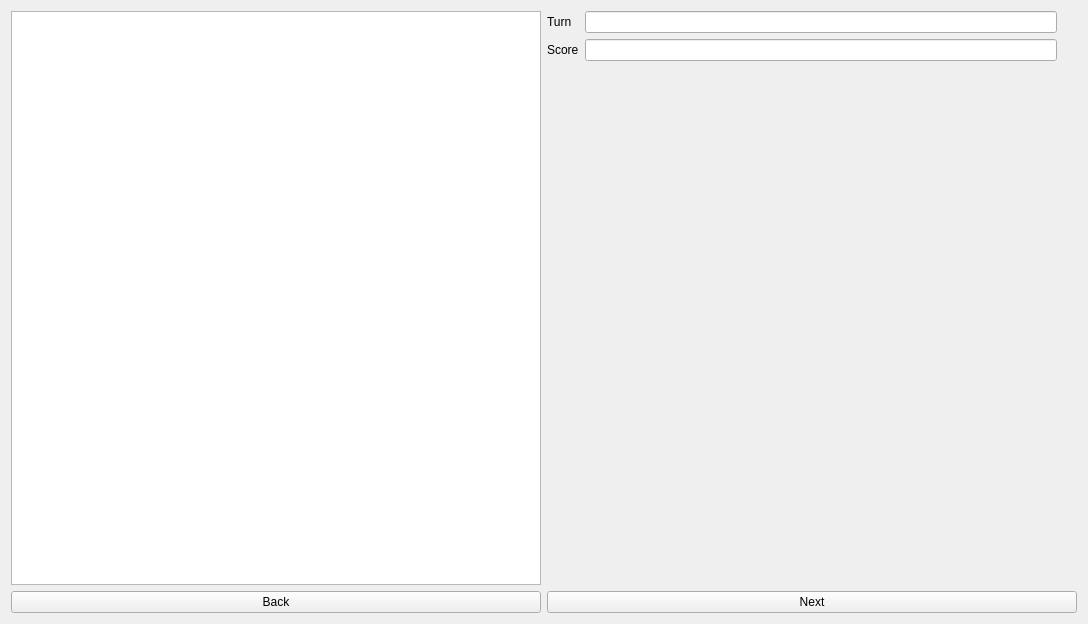
First picture: the form in ChessMusicGUI/ChessMusicGUI.ui, repository endoffline/ChessMusicGUI, before the edit.
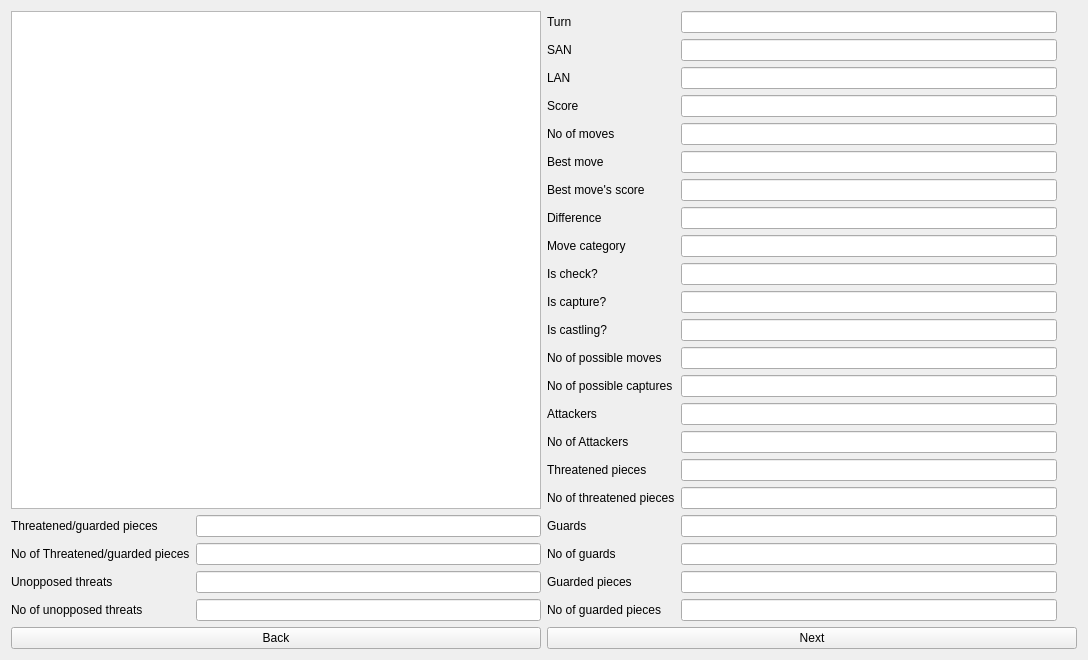
Second picture: the form after the edit.

The edit to the form file:
```diff
--- a/ChessMusicGUI/ChessMusicGUI.ui
+++ b/ChessMusicGUI/ChessMusicGUI.ui
@@ -17,19 +17,67 @@
    <item>
     <layout class="QHBoxLayout" name="horizontalLayout_3">
      <item>
-      <widget class="QGraphicsView" name="graphicsView"/>
+      <layout class="QVBoxLayout" name="verticalLayout_2">
+       <property name="rightMargin">
+        <number>0</number>
+       </property>
+       <item>
+        <widget class="QGraphicsView" name="graphicsView"/>
+       </item>
+       <item>
+        <layout class="QFormLayout" name="formLayout_2">
+         <property name="bottomMargin">
+          <number>0</number>
+         </property>
+         <item row="0" column="0">
+          <widget class="QLabel" name="threatened_guarded_pieces_label">
+           <property name="text">
+            <string>Threatened/guarded pieces</string>
+           </property>
+          </widget>
+         </item>
+         <item row="1" column="0">
+          <widget class="QLabel" name="threatened_guarded_pieces_count_label">
+           <property name="text">
+            <string>No of Threatened/guarded pieces</string>
+           </property>
+          </widget>
+         </item>
+         <item row="3" column="0">
+          <widget class="QLabel" name="unopposed_threats_count_label">
+           <property name="text">
+            <string>No of unopposed threats</string>
+           </property>
+          </widget>
+         </item>
+         <item row="0" column="1">
+          <widget class="QLineEdit" name="threatened_guarded_pieces_lineEdit"/>
+         </item>
+         <item row="1" column="1">
+          <widget class="QLineEdit" name="threatened_guarded_pieces_count_lineEdit"/>
+         </item>
+         <item row="3" column="1">
+          <widget class="QLineEdit" name="unopposed_threats_count_lineEdit"/>
+         </item>
+         <item row="2" column="1">
+          <widget class="QLineEdit" name="unopposed_threats_lineEdit"/>
+         </item>
+         <item row="2" column="0">
+          <widget class="QLabel" name="unopposed_threats_label">
+           <property name="text">
+            <string>Unopposed threats</string>
+           </property>
+          </widget>
+         </item>
+        </layout>
+       </item>
+      </layout>
      </item>
      <item>
       <layout class="QFormLayout" name="formLayout">
        <property name="rightMargin">
         <number>20</number>
        </property>
-       <item row="0" column="1">
-        <widget class="QLineEdit" name="turn_lineEdit"/>
-       </item>
-       <item row="1" column="1">
-        <widget class="QLineEdit" name="score_lineEdit"/>
-       </item>
        <item row="0" column="0">
         <widget class="QLabel" name="turn_label">
          <property name="text">
@@ -37,13 +85,219 @@
          </property>
         </widget>
        </item>
+       <item row="0" column="1">
+        <widget class="QLineEdit" name="turn_lineEdit"/>
+       </item>
        <item row="1" column="0">
+        <widget class="QLabel" name="san_label">
+         <property name="text">
+          <string>SAN</string>
+         </property>
+        </widget>
+       </item>
+       <item row="1" column="1">
+        <widget class="QLineEdit" name="san_lineEdit"/>
+       </item>
+       <item row="2" column="0">
+        <widget class="QLabel" name="lan_label">
+         <property name="text">
+          <string>LAN</string>
+         </property>
+        </widget>
+       </item>
+       <item row="2" column="1">
+        <widget class="QLineEdit" name="lan_lineEdit"/>
+       </item>
+       <item row="3" column="0">
         <widget class="QLabel" name="score_label">
          <property name="text">
           <string>Score</string>
          </property>
         </widget>
        </item>
+       <item row="3" column="1">
+        <widget class="QLineEdit" name="score_lineEdit"/>
+       </item>
+       <item row="4" column="0">
+        <widget class="QLabel" name="move_count_label">
+         <property name="text">
+          <string>No of moves</string>
+         </property>
+        </widget>
+       </item>
+       <item row="4" column="1">
+        <widget class="QLineEdit" name="move_count_lineEdit"/>
+       </item>
+       <item row="5" column="0">
+        <widget class="QLabel" name="best_move_label">
+         <property name="text">
+          <string>Best move</string>
+         </property>
+        </widget>
+       </item>
+       <item row="5" column="1">
+        <widget class="QLineEdit" name="best_move_lineEdit"/>
+       </item>
+       <item row="6" column="0">
+        <widget class="QLabel" name="best_move_score_label">
+         <property name="text">
+          <string>Best move's score</string>
+         </property>
+        </widget>
+       </item>
+       <item row="6" column="1">
+        <widget class="QLineEdit" name="best_move_score_lineEdit"/>
+       </item>
+       <item row="7" column="0">
+        <widget class="QLabel" name="best_move_score_difference_label">
+         <property name="text">
+          <string>Difference</string>
+         </property>
+        </widget>
+       </item>
+       <item row="7" column="1">
+        <widget class="QLineEdit" name="best_move_score_difference_lineEdit"/>
+       </item>
+       <item row="8" column="0">
+        <widget class="QLabel" name="best_move_score_difference_category_label">
+         <property name="text">
+          <string>Move category</string>
+         </property>
+        </widget>
+       </item>
+       <item row="8" column="1">
+        <widget class="QLineEdit" name="best_move_score_difference_category_lineEdit"/>
+       </item>
+       <item row="9" column="0">
+        <widget class="QLabel" name="is_check_label">
+         <property name="text">
+          <string>Is check?</string>
+         </property>
+        </widget>
+       </item>
+       <item row="9" column="1">
+        <widget class="QLineEdit" name="is_check_lineEdit"/>
+       </item>
+       <item row="10" column="0">
+        <widget class="QLabel" name="is_capture_label">
+         <property name="text">
+          <string>Is capture?</string>
+         </property>
+        </widget>
+       </item>
+       <item row="10" column="1">
+        <widget class="QLineEdit" name="is_capture_lineEdit"/>
+       </item>
+       <item row="11" column="0">
+        <widget class="QLabel" name="is_castling_label">
+         <property name="text">
+          <string>Is castling?</string>
+         </property>
+        </widget>
+       </item>
+       <item row="12" column="0">
+        <widget class="QLabel" name="possible_moves_count_label">
+         <property name="text">
+          <string>No of possible moves</string>
+         </property>
+        </widget>
+       </item>
+       <item row="12" column="1">
+        <widget class="QLineEdit" name="possible_moves_count_lineEdit"/>
+       </item>
+       <item row="13" column="0">
+        <widget class="QLabel" name="is_capture_count_label">
+         <property name="text">
+          <string>No of possible captures</string>
+         </property>
+        </widget>
+       </item>
+       <item row="13" column="1">
+        <widget class="QLineEdit" name="is_capture_count_lineEdit"/>
+       </item>
+       <item row="14" column="0">
+        <widget class="QLabel" name="attackers_label">
+         <property name="text">
+          <string>Attackers</string>
+         </property>
+        </widget>
+       </item>
+       <item row="14" column="1">
+        <widget class="QLineEdit" name="attackers_lineEdit"/>
+       </item>
+       <item row="15" column="0">
+        <widget class="QLabel" name="attackers_count_label">
+         <property name="text">
+          <string>No of Attackers</string>
+         </property>
+        </widget>
+       </item>
+       <item row="15" column="1">
+        <widget class="QLineEdit" name="attackers_count_lineEdit"/>
+       </item>
+       <item row="16" column="0">
+        <widget class="QLabel" name="threatened_pieces_label">
+         <property name="text">
+          <string>Threatened pieces</string>
+         </property>
+        </widget>
+       </item>
+       <item row="16" column="1">
+        <widget class="QLineEdit" name="threatened_pieces_lineEdit"/>
+       </item>
+       <item row="17" column="0">
+        <widget class="QLabel" name="threatened_pieces_count_label">
+         <property name="text">
+          <string>No of threatened pieces</string>
+         </property>
+        </widget>
+       </item>
+       <item row="17" column="1">
+        <widget class="QLineEdit" name="threatened_pieces_count_lineEdit"/>
+       </item>
+       <item row="18" column="0">
+        <widget class="QLabel" name="guards_label">
+         <property name="text">
+          <string>Guards</string>
+         </property>
+        </widget>
+       </item>
+       <item row="18" column="1">
+        <widget class="QLineEdit" name="guards_lineEdit"/>
+       </item>
+       <item row="19" column="0">
+        <widget class="QLabel" name="guards_count_label">
+         <property name="text">
+          <string>No of guards</string>
+         </property>
+        </widget>
+       </item>
+       <item row="19" column="1">
+        <widget class="QLineEdit" name="guards_count_lineEdit"/>
+       </item>
+       <item row="20" column="0">
+        <widget class="QLabel" name="guarded_pieces_label">
+         <property name="text">
+          <string>Guarded pieces</string>
+         </property>
+        </widget>
+       </item>
+       <item row="20" column="1">
+        <widget class="QLineEdit" name="guarded_pieces_lineEdit"/>
+       </item>
+       <item row="21" column="0">
+        <widget class="QLabel" name="guarded_pieces_count_label">
+         <property name="text">
+          <string>No of guarded pieces</string>
+         </property>
+        </widget>
+       </item>
+       <item row="21" column="1">
+        <widget class="QLineEdit" name="guarded_pieces_count_lineEdit"/>
+       </item>
+       <item row="11" column="1">
+        <widget class="QLineEdit" name="is_castling_lineEdit"/>
+       </item>
       </layout>
      </item>
     </layout>
```
